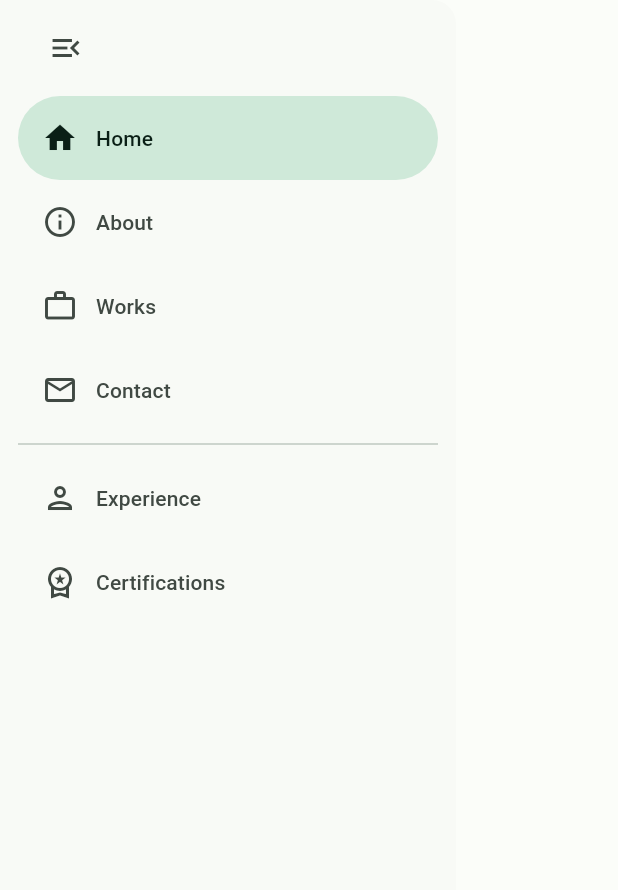
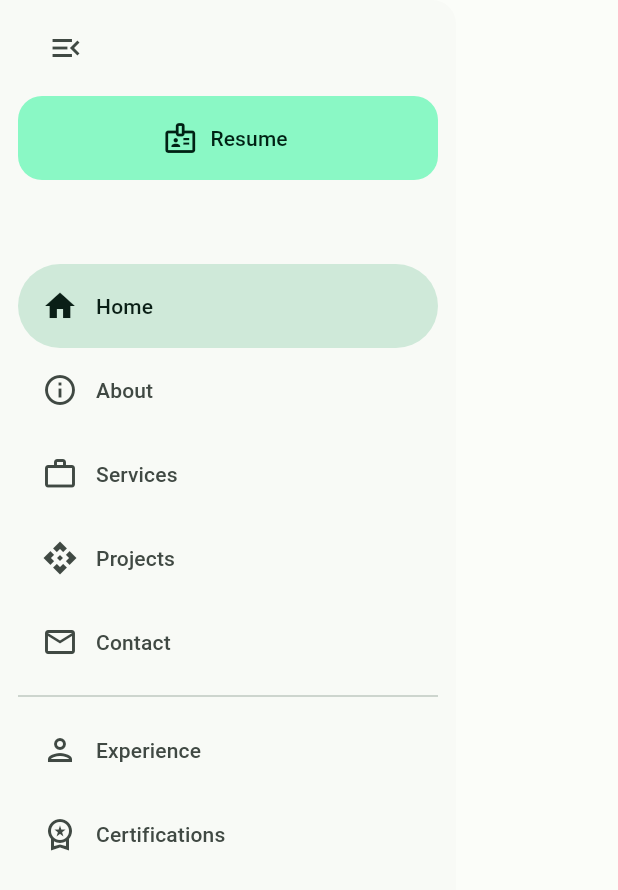
Before and after one commit to mubashirpa/portfolio, a Flutter app: the PortfolioNavigationDrawer widget shown alone on an empty page, opened directly with empty values, on a phone screen of 412 x 824 dp. Shown: the top 890 px of the screen. Run offline on Flutter 3.47's test engine with Material 3 defaults, Android fonts, the phone set to English and light mode, and no system bars; our stand-ins replace go_router; missing offline and left inert: social_media_buttons; statements that could not run were skipped.

Commit message:
Optimised navigation

```diff
--- a/lib/navigation/home_navigation_destination.dart
+++ b/lib/navigation/home_navigation_destination.dart
@@ -20,9 +20,14 @@ const List<HomeNavigationDestination> homeDestinations = [
     Icon(Icons.info),
   ),
   HomeNavigationDestination(
-    'Works',
+    'Services',
     Icon(Icons.work_outline_outlined),
     Icon(Icons.work),
+  ),
+  HomeNavigationDestination(
+    'Projects',
+    Icon(Icons.api_outlined),
+    Icon(Icons.api),
   ),
   HomeNavigationDestination(
     'Contact',
--- a/lib/navigation/home_navigation_drawer.dart
+++ b/lib/navigation/home_navigation_drawer.dart
@@ -63,6 +63,17 @@ class PortfolioNavigationDrawer extends StatelessWidget {
       selectedIndex: selectedIndex,
       children: <Widget>[
         header(),
+        Padding(
+          padding: const EdgeInsets.only(left: 12.0, right: 12.0, bottom: 56.0),
+          child: FloatingActionButton.extended(
+            elevation: 0,
+            onPressed: () {
+              // Add your onPressed code here!
+            },
+            label: const Text("Resume"),
+            icon: const Icon(Icons.badge_outlined),
+          ),
+        ),
         ...homeDestinations.map(
           (HomeNavigationDestination destination) {
             return NavigationDrawerDestination(
--- a/lib/presentation/home/home_widget.dart
+++ b/lib/presentation/home/home_widget.dart
@@ -30,6 +30,7 @@ class _HomeWidgetState extends State<HomeWidget> {
     const List<Widget> destinations = [
       HomeScreen(),
       AboutScreen(),
+      ProjectsScreen(),
       ProjectsScreen(),
       ContactScreen(),
     ];
```
Also changed, not shown: lib/navigation/home_navigation_rail.dart (+8 -9 lines).
